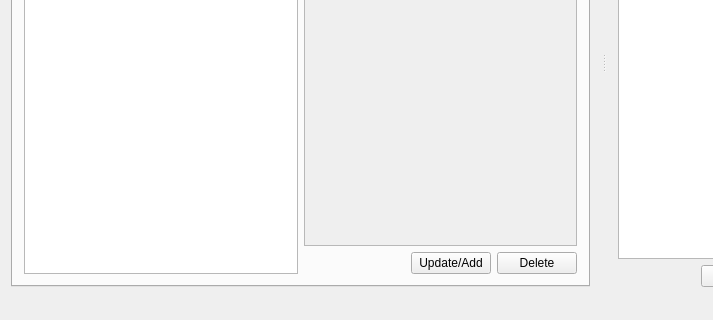
Above: GCXMLGenerator/gcmainwindow.ui from goblincoding/xmlmill before the change; both pictures show x 0 to 713 and y 211 to 531 of the 885 by 531 pixel window. Below: the same form after it.
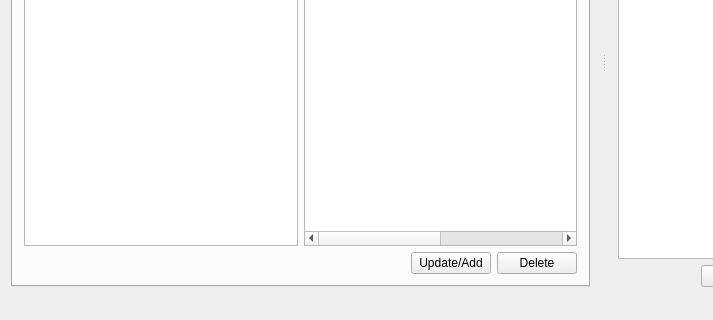
That is the form after the change. Icons and pictures are not drawn.

Commit message: Added "comments" column to xml elements table.

What changed in the file:
```diff
--- a/GCXMLGenerator/gcmainwindow.ui
+++ b/GCXMLGenerator/gcmainwindow.ui
@@ -98,23 +98,34 @@
            </widget>
           </item>
           <item>
-           <layout class="QVBoxLayout" name="buildXMLScrollAreaLayout">
-            <item>
-             <widget class="QScrollArea" name="buildXMLScrollArea">
-              <property name="widgetResizable">
+           <widget class="QTableWidget" name="tableWidget">
+            <property name="alternatingRowColors">
                <bool>true</bool>
               </property>
-              <widget class="QWidget" name="buildXMLScrollAreaWidgetContents">
-               <property name="geometry">
-                <rect>
-                 <x>0</x>
-                 <y>0</y>
-                 <width>276</width>
-                 <height>322</height>
-                </rect>
-               </property>
-              </widget>
-             </widget>
+            <property name="columnCount">
+             <number>4</number>
+            </property>
+            <attribute name="horizontalHeaderVisible">
+             <bool>false</bool>
+            </attribute>
+            <attribute name="horizontalHeaderStretchLastSection">
+             <bool>true</bool>
+            </attribute>
+            <column>
+             <property name="text">
+              <string>Attribute:</string>
+             </property>
+            </column>
+            <column>
+             <property name="text">
+              <string>Known Possible Values:</string>
+             </property>
+            </column>
+            <column/>
+            <column/>
+           </widget>
+          </item>
+         </layout>
             </item>
             <item>
              <layout class="QHBoxLayout" name="buildXMLAddDeleteLayout">
@@ -144,10 +155,6 @@
                  <string>Delete</string>
                 </property>
                </widget>
-              </item>
-             </layout>
-            </item>
-           </layout>
           </item>
          </layout>
         </item>
```
Left out of the diff: 6 changed lines with no effect on the pictures. Lines whose indentation alone changed are shown as unchanged. The commit also changes 3 other files.
